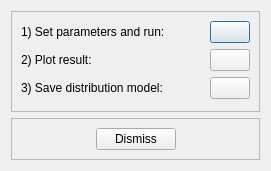
Qt form distributionmodelingdialog.ui (PauloCarvalhoRJ/gammaray) before a commit.
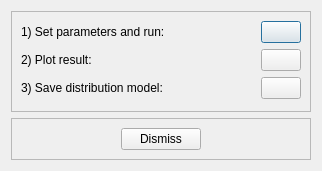
The same form after that commit. Icons and pictures are not drawn.

```diff
--- a/distributionmodelingdialog.ui
+++ b/distributionmodelingdialog.ui
@@ -6,7 +6,7 @@
    <rect>
     <x>0</x>
     <y>0</y>
-    <width>271</width>
+    <width>318</width>
     <height>171</height>
    </rect>
   </property>
@@ -22,6 +22,12 @@
        <verstretch>0</verstretch>
       </sizepolicy>
      </property>
+     <property name="minimumSize">
+      <size>
+       <width>300</width>
+       <height>0</height>
+      </size>
+     </property>
      <property name="frameShape">
       <enum>QFrame::StyledPanel</enum>
      </property>
```
